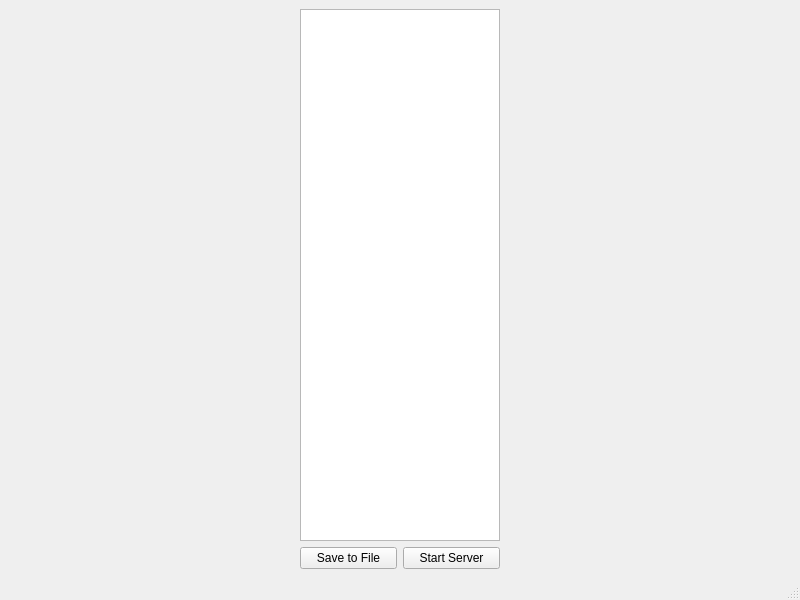
Above: logger.ui from akshaybabloo/DataLogger before the change. Below: the same form after it.
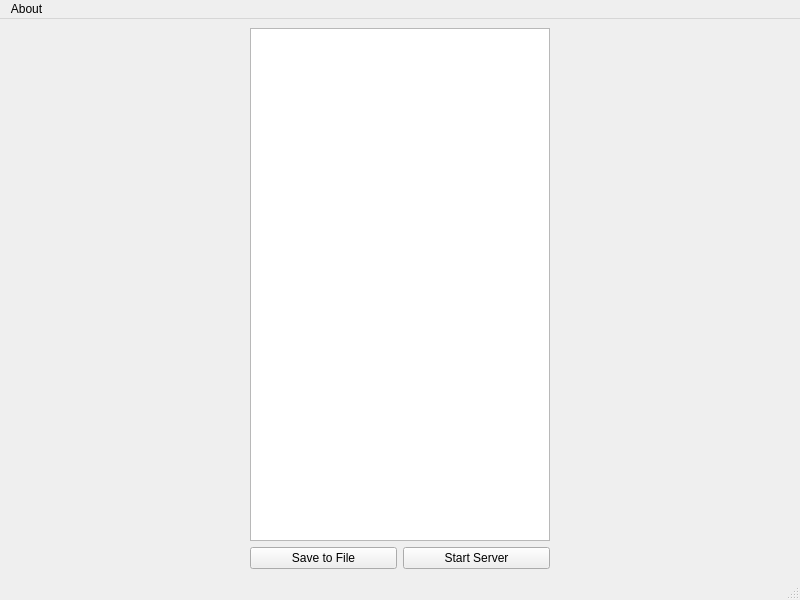
That is the form after the change.

Commit message: settings menu added

The edit to the form file:
```diff
--- a/logger.ui
+++ b/logger.ui
@@ -21,7 +21,7 @@
        <widget class="QListWidget" name="listWidget">
         <property name="maximumSize">
          <size>
-          <width>200</width>
+          <width>300</width>
           <height>16777215</height>
          </size>
         </property>
@@ -67,6 +67,13 @@
      <height>22</height>
     </rect>
    </property>
+   <widget class="QMenu" name="menuAbout">
+    <property name="title">
+     <string>About</string>
+    </property>
+    <addaction name="actionSettings"/>
+   </widget>
+   <addaction name="menuAbout"/>
   </widget>
   <widget class="QStatusBar" name="statusbar"/>
  </widget>
```
Left out of the diff: 5 changed lines with no effect on the pictures. The commit also changes 3 other files.
